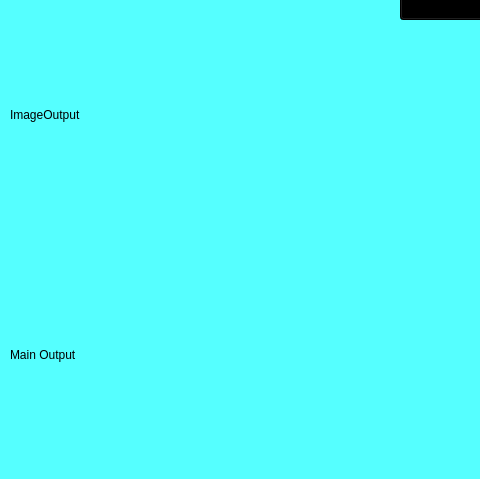
Above: mainwindow.ui from Clevercael1/ZorkProject before the change; both pictures show x 0 to 480 and y 121 to 600 of the 800 by 600 pixel window. Below: the same form after it.
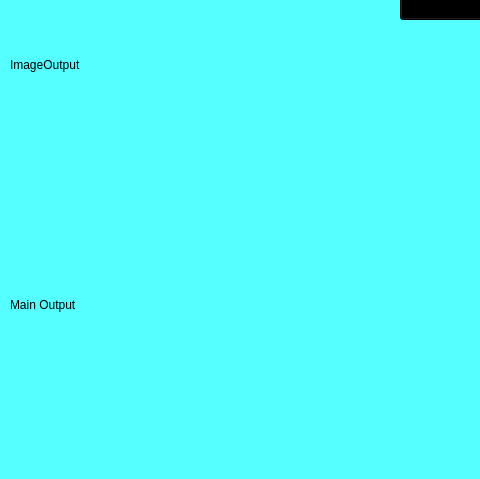
That is the form after the change.

Commit message: Attempted to implement the go north button. having issues figuring out friendship

```diff
--- a/mainwindow.ui
+++ b/mainwindow.ui
@@ -21,9 +21,9 @@
     <property name="geometry">
      <rect>
       <x>10</x>
-      <y>400</y>
+      <y>300</y>
       <width>781</width>
-      <height>151</height>
+      <height>251</height>
      </rect>
     </property>
     <property name="styleSheet">
@@ -192,8 +192,8 @@
      <rect>
       <x>10</x>
       <y>80</y>
-      <width>351</width>
-      <height>311</height>
+      <width>361</width>
+      <height>211</height>
      </rect>
     </property>
     <property name="autoFillBackground">
```
The commit also changes 6 other files.
